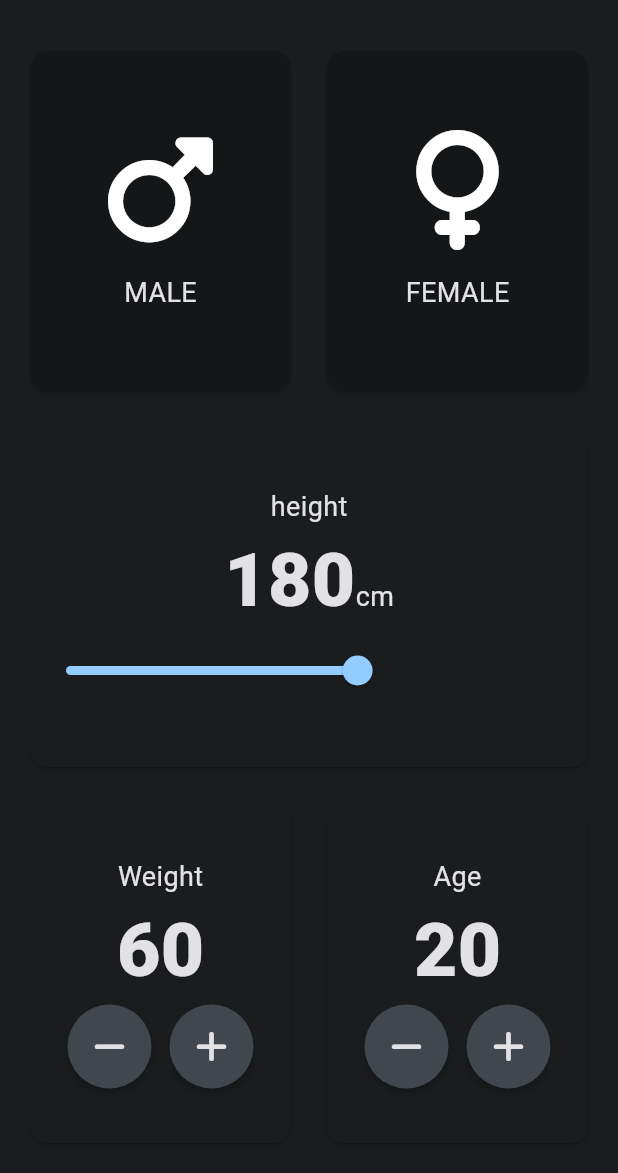
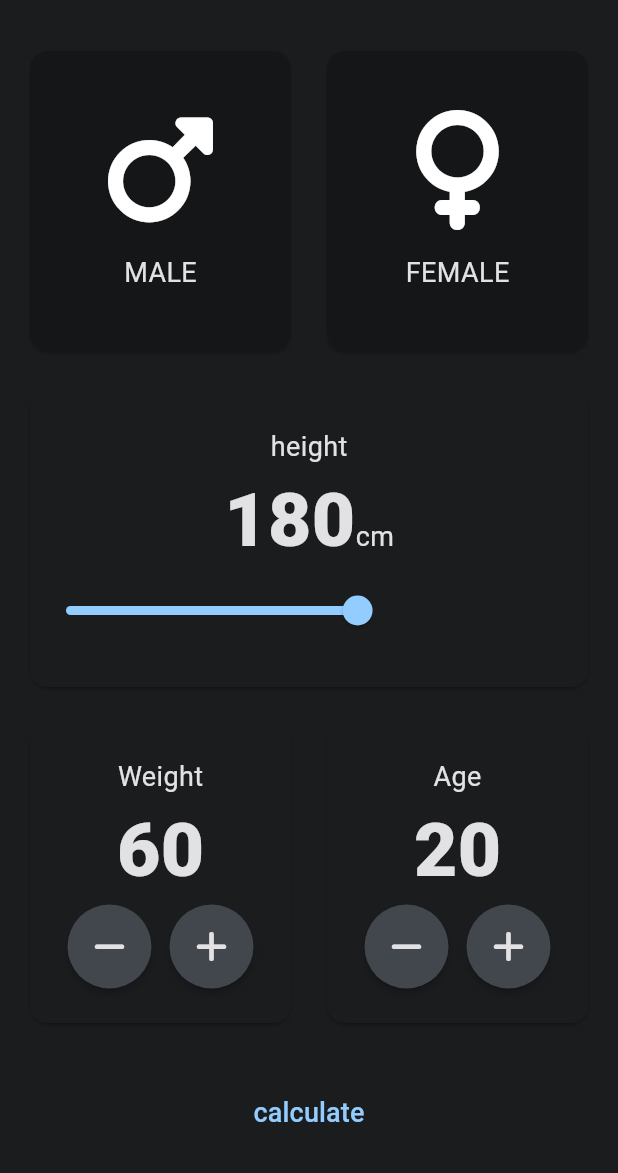
Before and after one commit to Emanuel-JSA/bmi_calc_flutter, a Flutter app: the InputPage screen opened directly, on a phone screen of 412 x 824 dp, the part 63-1236 px from its top. Run offline on Flutter 3.47's test engine with Material 2 defaults, Android fonts, the phone set to English and light mode, and no system bars; our stand-ins replace font_awesome_flutter; statements that could not run were skipped.

Commit message:
update input page

```diff
--- a/lib/input_page.dart
+++ b/lib/input_page.dart
@@ -1,3 +1,5 @@
+import 'package:bmi_calculator/calculator_service.dart';
+import 'package:bmi_calculator/result_page.dart';
 import 'package:flutter/material.dart';
 import 'package:font_awesome_flutter/font_awesome_flutter.dart';
 import 'gender_body_card.dart';
@@ -116,7 +118,7 @@ class _InputPageState extends State<InputPage> {
                       cardChild: Column(
                         mainAxisAlignment: MainAxisAlignment.center,
                         children: [
-                          Text(
+                          const Text(
                             'Weight',
                             style: TextStyle(
                               fontSize: 18,
@@ -190,12 +192,39 @@ class _InputPageState extends State<InputPage> {
                         ],
                       ),
                     ),
-
                   ),
                 ],
               ),
             ),
           ],
+        ),
+      ),
+      bottomNavigationBar: BottomAppBar(
+        child: Container(
+          height: 80,
+          child: Row(
+            mainAxisAlignment: MainAxisAlignment.spaceEvenly,
+            children: [
+              TextButton(
+                onPressed: () {
+                  CalculatorService calc =
+                      CalculatorService(height: height, weight: weight);
+
+                  Navigator.push(
+                    context,
+                    MaterialPageRoute(
+                      builder: (context) => ResultsPage(
+                        bmiResult: calc.calculateBMI(),
+                        resultText: calc.getResult(),
+                        interpretation: calc.getInterpretation(),
+                      ),
+                    ),
+                  );
+                },
+                child: Text('calculate', style: TextStyle(fontSize: 18)),
+              ),
+            ],
+          ),
         ),
       ),
     );
```
